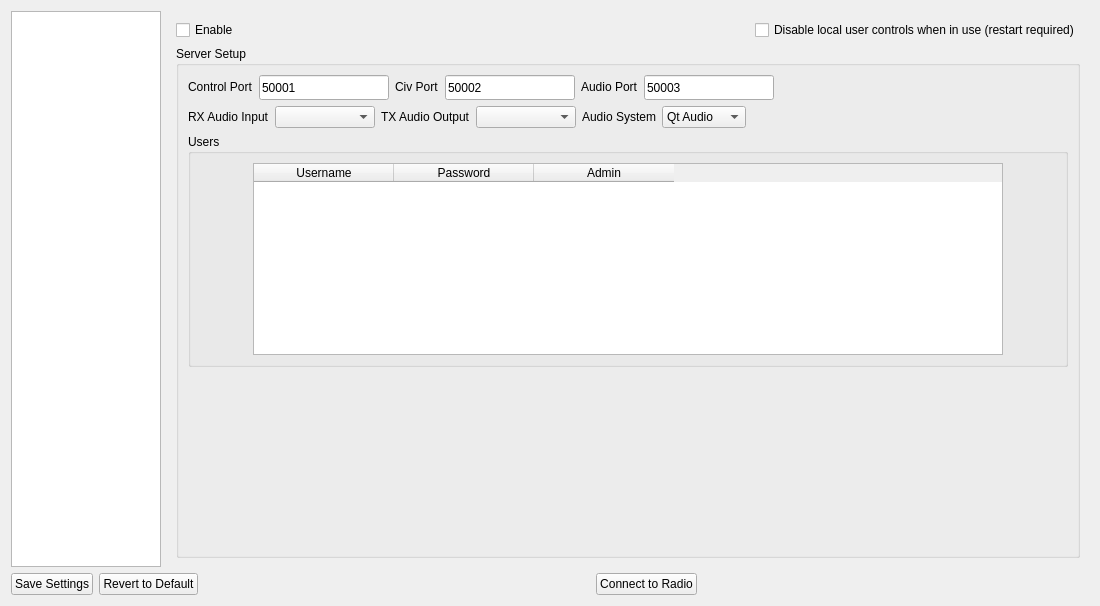
The window that settingswidget.ui (adecarolis/wfweb) describes before a commit, drawn with Qt 5.
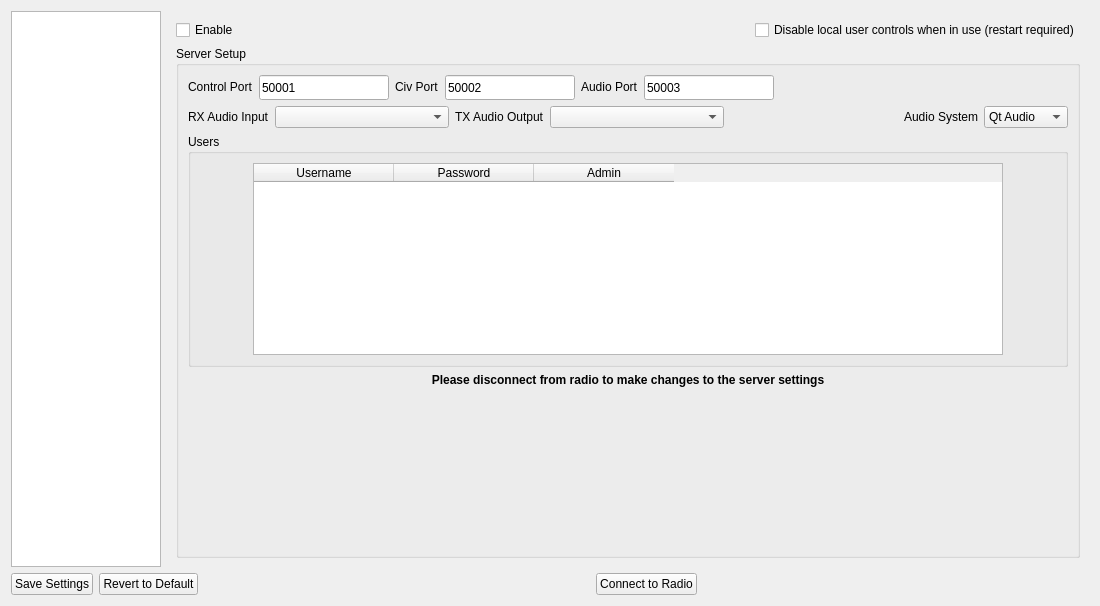
The same window after the commit. The open tabs and pages were chosen to show the change. Custom widgets are drawn as their Qt base class.

The edit to the form file:
```diff
--- a/settingswidget.ui
+++ b/settingswidget.ui
@@ -2741,18 +2741,18 @@
                 </item>
                 <item>
                  <widget class="QComboBox" name="serverRXAudioInputCombo">
+                  <property name="sizePolicy">
+                   <sizepolicy hsizetype="Expanding" vsizetype="Fixed">
+                    <horstretch>0</horstretch>
+                    <verstretch>0</verstretch>
+                   </sizepolicy>
+                  </property>
                   <property name="minimumSize">
                    <size>
                     <width>100</width>
                     <height>0</height>
                    </size>
                   </property>
-                  <property name="maximumSize">
-                   <size>
-                    <width>100</width>
-                    <height>16777215</height>
-                   </size>
-                  </property>
                  </widget>
                 </item>
                 <item>
@@ -2764,20 +2764,33 @@
                 </item>
                 <item>
                  <widget class="QComboBox" name="serverTXAudioOutputCombo">
+                  <property name="sizePolicy">
+                   <sizepolicy hsizetype="Expanding" vsizetype="Fixed">
+                    <horstretch>0</horstretch>
+                    <verstretch>0</verstretch>
+                   </sizepolicy>
+                  </property>
                   <property name="minimumSize">
                    <size>
                     <width>100</width>
                     <height>0</height>
                    </size>
                   </property>
-                  <property name="maximumSize">
-                   <size>
-                    <width>100</width>
-                    <height>16777215</height>
-                   </size>
-                  </property>
                  </widget>
                 </item>
+                <item>
+                 <spacer name="horizontalSpacer_5">
+                  <property name="orientation">
+                   <enum>Qt::Orientation::Horizontal</enum>
+                  </property>
+                  <property name="sizeHint" stdset="0">
+                   <size>
+                    <width>40</width>
+                    <height>20</height>
+                   </size>
+                  </property>
+                 </spacer>
+                </item>
                 <item>
                  <widget class="QLabel" name="label_44">
                   <property name="text">
@@ -2804,19 +2817,6 @@
                   </item>
                  </widget>
                 </item>
-                <item>
-                 <spacer name="horizontalSpacer_23">
-                  <property name="orientation">
-                   <enum>Qt::Orientation::Horizontal</enum>
-                  </property>
-                  <property name="sizeHint" stdset="0">
-                   <size>
-                    <width>40</width>
-                    <height>20</height>
-                   </size>
-                  </property>
-                 </spacer>
-                </item>
                </layout>
               </item>
               <item>
@@ -2905,6 +2905,20 @@
                 </item>
                </layout>
               </item>
+              <item>
+               <layout class="QHBoxLayout" name="horizontalLayout_15">
+                <item>
+                 <widget class="QLabel" name="serverDisconnectLabel">
+                  <property name="text">
+                   <string>&lt;html&gt;&lt;head/&gt;&lt;body&gt;&lt;p&gt;&lt;span style=&quot; font-weight:700;&quot;&gt;Please disconnect from radio to make changes to the server settings&lt;/span&gt;&lt;/p&gt;&lt;/body&gt;&lt;/html&gt;</string>
+                  </property>
+                  <property name="alignment">
+                   <set>Qt::AlignmentFlag::AlignCenter</set>
+                  </property>
+                 </widget>
+                </item>
+               </layout>
+              </item>
               <item>
                <spacer name="verticalSpacer_7">
                 <property name="orientation">
```
Left out of the diff: 8 changed lines with no effect on the pictures.
